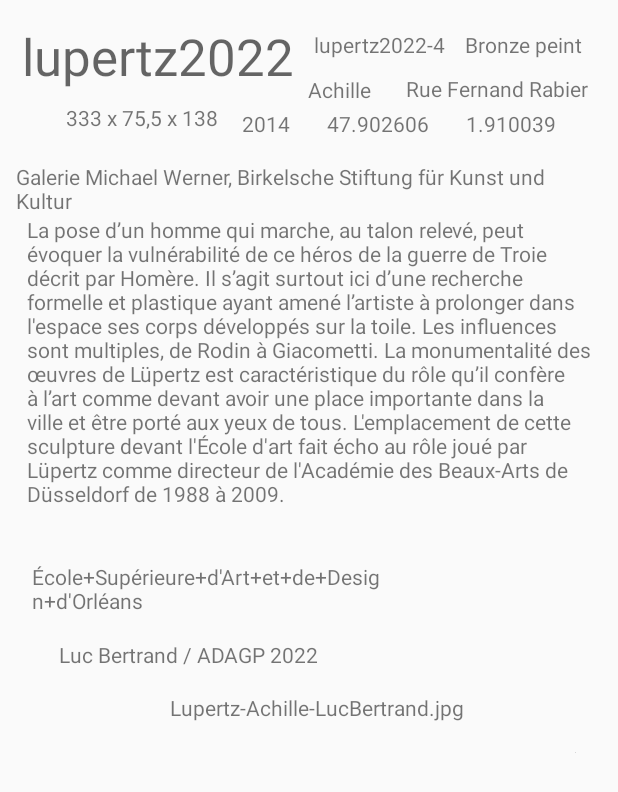
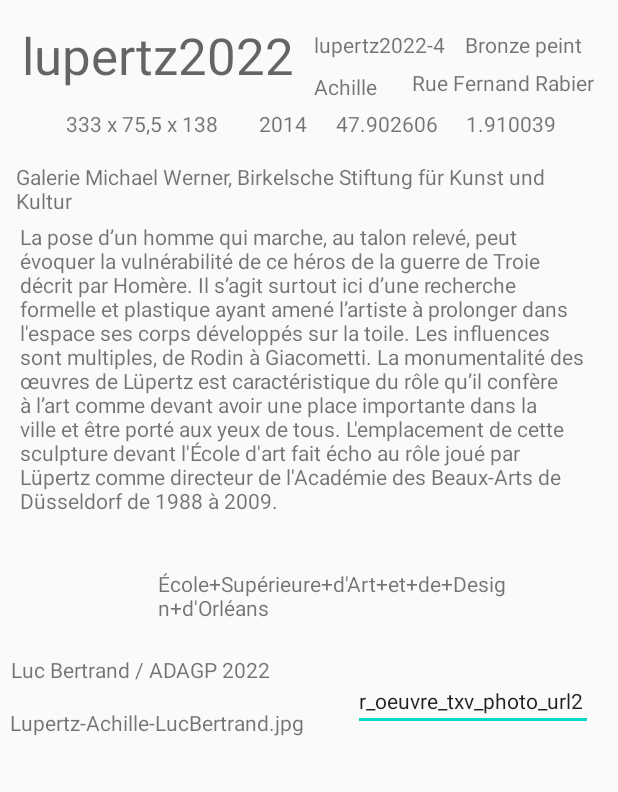
Before and after one commit to Balbinoo/Projet_Kotlin_Mobile, an Android app: the layout row_oeuvre.xml on its own in the app's theme, with its tools: preview values and no code run, on a phone screen of 412 x 824 dp. Shown: the top 792 px of the screen. Run offline under Robolectric (Android 15) with nearby library versions, the phone set to English and light mode, and no system bars.

```diff
--- a/app/build.gradle
+++ b/app/build.gradle
@@ -40,6 +40,7 @@ dependencies {
     implementation libs.androidx.constraintlayout
     implementation libs.retrofit
     implementation libs.retrofit.converter.gson
+    implementation libs.androidx.mediarouter
     testImplementation libs.junit
     androidTestImplementation libs.androidx.junit
     androidTestImplementation libs.androidx.espresso.core
--- /dev/null
+++ b/app/src/main/java/com/ismin/android/GeoPoint2D.kt
@@ -0,0 +1,6 @@
+import java.io.Serializable
+
+data class GeoPoint2D(
+    val lon: Double,
+    val lat: Double
+) : Serializable
--- a/app/src/main/res/layout/row_oeuvre.xml
+++ b/app/src/main/res/layout/row_oeuvre.xml
@@ -42,12 +42,10 @@
         android:layout_marginTop="44dp"
         android:layout_marginEnd="20dp"
         android:text="Achille"
-        app:layout_constraintBottom_toTopOf="@+id/r_oeuvre_txv_annee"
         app:layout_constraintEnd_toStartOf="@+id/r_oeuvre_txv_emplacement"
         app:layout_constraintHorizontal_bias="1.0"
         app:layout_constraintStart_toStartOf="parent"
         app:layout_constraintTop_toTopOf="parent"
-        app:layout_constraintVertical_bias="0.222"
         tools:text="Achille" />
 
     <TextView
@@ -59,7 +57,7 @@
         android:text="2014"
         app:layout_constraintBottom_toTopOf="@+id/r_oeuvre_txv_collection"
         app:layout_constraintEnd_toStartOf="@+id/r_oeuvre_txv_lon"
-        app:layout_constraintHorizontal_bias="0.881"
+        app:layout_constraintHorizontal_bias="0.943"
         app:layout_constraintStart_toStartOf="parent"
         app:layout_constraintTop_toTopOf="parent"
         app:layout_constraintVertical_bias="1.0"
@@ -76,7 +74,7 @@
         app:layout_constraintHorizontal_bias="0.0"
         app:layout_constraintStart_toStartOf="parent"
         app:layout_constraintTop_toBottomOf="@+id/r_oeuvre_txv_id_exposition"
-        app:layout_constraintVertical_bias="0.304"
+        app:layout_constraintVertical_bias="0.448"
         tools:text="333 x 75,5 x 138 cm" />
 
     <TextView
@@ -102,7 +100,6 @@
         android:text="Galerie Michael Werner, Birkelsche Stiftung für Kunst und Kultur"
         app:layout_constraintBottom_toTopOf="@+id/r_oeuvre_txv_texte_presentation"
         app:layout_constraintEnd_toEndOf="parent"
-        app:layout_constraintHorizontal_bias="0.55"
         app:layout_constraintStart_toStartOf="parent"
         app:layout_constraintTop_toTopOf="parent"
         app:layout_constraintVertical_bias="0.0"
@@ -115,20 +112,21 @@
         android:text="La pose d’un homme qui marche, au talon relevé, peut évoquer la vulnérabilité de ce héros de la guerre de Troie décrit par Homère. Il s’agit surtout ici d’une recherche formelle et plastique ayant amené l’artiste à prolonger dans l'espace ses corps développés sur la toile. Les influences sont multiples, de Rodin à Giacometti. La monumentalité des œuvres de Lüpertz est caractéristique du rôle qu’il confère à l’art comme devant avoir une place importante dans la ville et être porté aux yeux de tous. L'emplacement de cette sculpture devant l'École d'art fait écho au rôle joué par Lüpertz comme directeur de l'Académie des Beaux-Arts de Düsseldorf de 1988 à 2009."
         app:layout_constraintBottom_toBottomOf="parent"
         app:layout_constraintEnd_toEndOf="parent"
-        app:layout_constraintHorizontal_bias="0.529"
+        app:layout_constraintHorizontal_bias="0.346"
         app:layout_constraintStart_toStartOf="parent"
         app:layout_constraintTop_toTopOf="parent"
+        app:layout_constraintVertical_bias="0.537"
         tools:text="La pose d’un homme qui marche, au talon relevé, peut évoquer la vulnérabilité de ce héros de la guerre de Troie décrit par Homère. Il s’agit surtout ici d’une recherche formelle et plastique ayant amené l’artiste à prolonger dans l'espace ses corps développés sur la toile. Les influences sont multiples, de Rodin à Giacometti. La monumentalité des œuvres de Lüpertz est caractéristique du rôle qu’il confère à l’art comme devant avoir une place importante dans la ville et être porté aux yeux de tous. L'emplacement de cette sculpture devant l'École d'art fait écho au rôle joué par Lüpertz comme directeur de l'Académie des Beaux-Arts de Düsseldorf de 1988 à 2009." />
 
     <TextView
         android:id="@+id/r_oeuvre_txv_emplacement"
         android:layout_width="wrap_content"
         android:layout_height="wrap_content"
-        android:layout_marginBottom="4dp"
+        android:layout_marginBottom="8dp"
         android:text="Rue Fernand Rabier"
         app:layout_constraintBottom_toTopOf="@+id/r_oeuvre_txv_lon"
         app:layout_constraintEnd_toEndOf="parent"
-        app:layout_constraintHorizontal_bias="0.944"
+        app:layout_constraintHorizontal_bias="0.957"
         app:layout_constraintStart_toStartOf="parent"
         tools:text="Rue Fernand Rabier" />
 
@@ -140,10 +138,10 @@
         android:text="Luc Bertrand / ADAGP 2022"
         app:layout_constraintBottom_toBottomOf="parent"
         app:layout_constraintEnd_toStartOf="@+id/r_oeuvre_txv_photo_url2"
-        app:layout_constraintHorizontal_bias="0.17"
+        app:layout_constraintHorizontal_bias="0.055"
         app:layout_constraintStart_toStartOf="parent"
         app:layout_constraintTop_toBottomOf="@+id/r_oeuvre_txv_repere_maps"
-        app:layout_constraintVertical_bias="0.0"
+        app:layout_constraintVertical_bias="0.131"
         tools:text="Luc Bertrand / ADAGP 2022" />
 
     <TextView
@@ -154,7 +152,7 @@
         android:text="École+Supérieure+d'Art+et+de+Design+d'Orléans"
         app:layout_constraintBottom_toBottomOf="parent"
         app:layout_constraintEnd_toEndOf="parent"
-        app:layout_constraintHorizontal_bias="0.101"
+        app:layout_constraintHorizontal_bias="0.594"
         app:layout_constraintStart_toStartOf="parent"
         app:layout_constraintTop_toBottomOf="@+id/r_oeuvre_txv_texte_presentation"
         app:layout_constraintVertical_bias="0.0"
@@ -184,31 +182,34 @@
         app:layout_constraintVertical_bias="0.811"
         tools:text="47.902606" />
 
-    <ImageView
-        android:id="@+id/r_oeuvre_txv_photo_url2"
-        android:layout_width="wrap_content"
-        android:layout_height="wrap_content"
-        app:layout_constraintBottom_toBottomOf="parent"
-        app:layout_constraintEnd_toEndOf="parent"
-        app:layout_constraintHorizontal_bias="0.941"
-        app:layout_constraintStart_toStartOf="parent"
-        app:layout_constraintTop_toBottomOf="@+id/r_oeuvre_txv_texte_presentation"
-        app:layout_constraintVertical_bias="1.0"
-        tools:srcCompat="@tools:sample/avatars" />
-
     <TextView
         android:id="@+id/r_oeuvre_txv_photo_nomfichier"
         android:layout_width="wrap_content"
         android:layout_height="wrap_content"
         android:layout_marginTop="16dp"
-        android:layout_marginEnd="52dp"
         android:text="Lupertz-Achille-LucBertrand.jpg"
         app:layout_constraintBottom_toBottomOf="parent"
-        app:layout_constraintEnd_toStartOf="@+id/r_oeuvre_txv_photo_url2"
-        app:layout_constraintHorizontal_bias="0.833"
+        app:layout_constraintEnd_toEndOf="parent"
+        app:layout_constraintHorizontal_bias="0.014"
         app:layout_constraintStart_toStartOf="parent"
         app:layout_constraintTop_toBottomOf="@+id/r_oeuvre_txv_photo_auteur"
         app:layout_constraintVertical_bias="0.0"
         tools:text="Lupertz-Achille-LucBertrand.jpg" />
 
+    <EditText
+        android:id="@+id/r_oeuvre_txv_photo_url2"
+        android:layout_width="wrap_content"
+        android:layout_height="wrap_content"
+        android:layout_marginTop="80dp"
+        android:ems="10"
+        android:inputType="text"
+        android:text="r_oeuvre_txv_photo_url2"
+        android:textSize="14sp"
+        app:layout_constraintBottom_toBottomOf="parent"
+        app:layout_constraintEnd_toEndOf="parent"
+        app:layout_constraintHorizontal_bias="0.949"
+        app:layout_constraintStart_toStartOf="parent"
+        app:layout_constraintTop_toBottomOf="@+id/r_oeuvre_txv_texte_presentation"
+        app:layout_constraintVertical_bias="0.0" />
+
 </androidx.constraintlayout.widget.ConstraintLayout>
--- a/app/src/main/res/menu/menu_main.xml
+++ b/app/src/main/res/menu/menu_main.xml
@@ -1,8 +1,11 @@
 <?xml version="1.0" encoding="utf-8"?>
-<menu xmlns:android="http://schemas.android.com/apk/res/android"
+<menu xmlns:tools="http://schemas.android.com/tools"
+    xmlns:android="http://schemas.android.com/apk/res/android"
     xmlns:app="http://schemas.android.com/apk/res-auto">
     <item
         android:id="@+id/action_delete"
+        android:layout_width="wrap_content"
+        android:layout_height="wrap_content"
         android:icon="@drawable/baseline_delete_24"
         android:title="Delete"
         app:showAsAction="ifRoom">
--- a/gradle/libs.versions.toml
+++ b/gradle/libs.versions.toml
@@ -10,6 +10,7 @@ material = "1.12.0"
 activity = "1.9.3"
 constraintlayout = "2.1.4"
 retrofit = "2.9.0"
+mediarouter = "1.7.0"
 
 [libraries]
 androidx-core-ktx = { group = "androidx.core", name = "core-ktx", version.ref = "coreKtx" }
@@ -22,6 +23,7 @@ androidx-activity = { group = "androidx.activity", name = "activity", version.re
 androidx-constraintlayout = { group = "androidx.constraintlayout", name = "constraintlayout", version.ref = "constraintlayout" }
 retrofit = { group = "com.squareup.retrofit2", name = "retrofit", version.ref = "retrofit" }
 retrofit-converter-gson = { group = "com.squareup.retrofit2", name = "converter-gson", version.ref = "retrofit" }
+androidx-mediarouter = { group = "androidx.mediarouter", name = "mediarouter", version.ref = "mediarouter" }
 
 [plugins]
 android-application = { id = "com.android.application", version.ref = "agp" }
```
Also changed, not shown: app/src/main/java/com/ismin/android/CreateOeuvreFragment.kt (+18 -3 lines), app/src/main/java/com/ismin/android/MainActivity.kt (+49 -17 lines), app/src/main/java/com/ismin/android/Oeuvre.kt (+2 -6 lines), app/src/main/java/com/ismin/android/OeuvreAdapter.kt (+6 -6 lines), app/src/main/java/com/ismin/android/OeuvreViewHolder.kt (+5 -2 lines).
